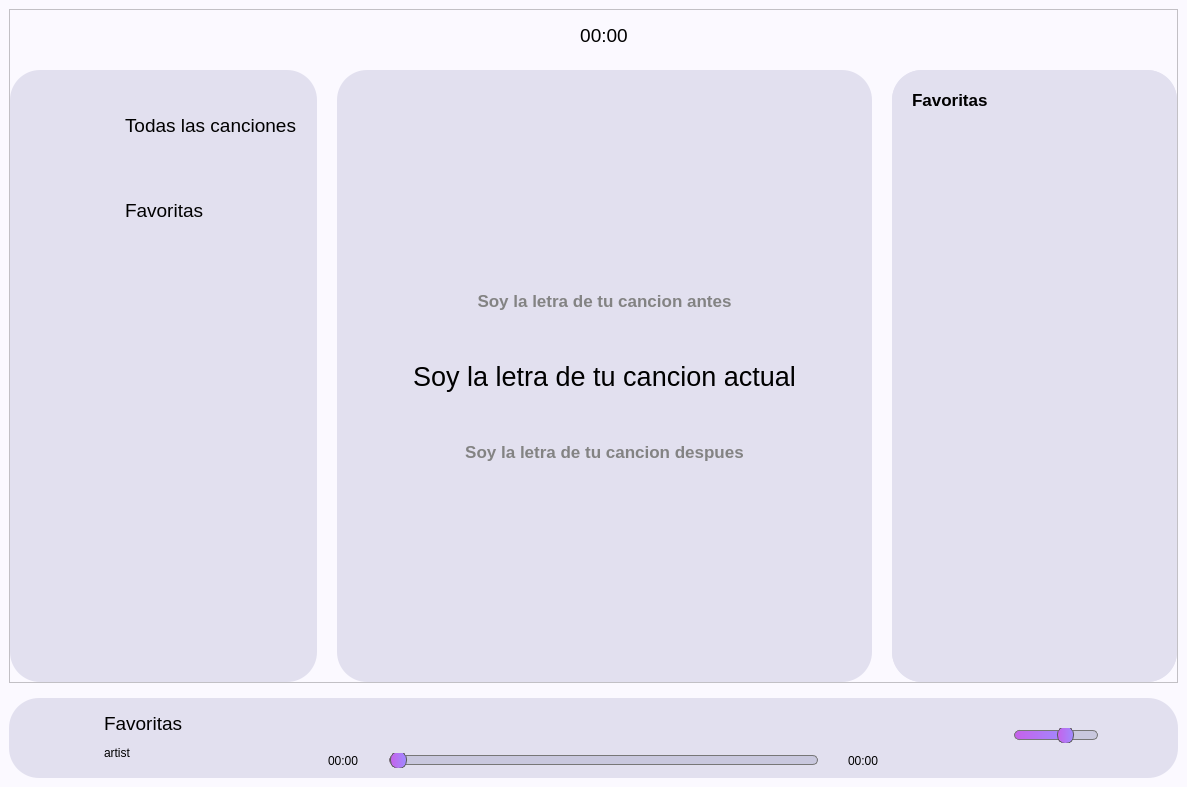
AndHak/Universidad-Semestre3, file python/programacion 3/Proyecto 2/reproductor_de_musica_ui.ui: the form before one commit.
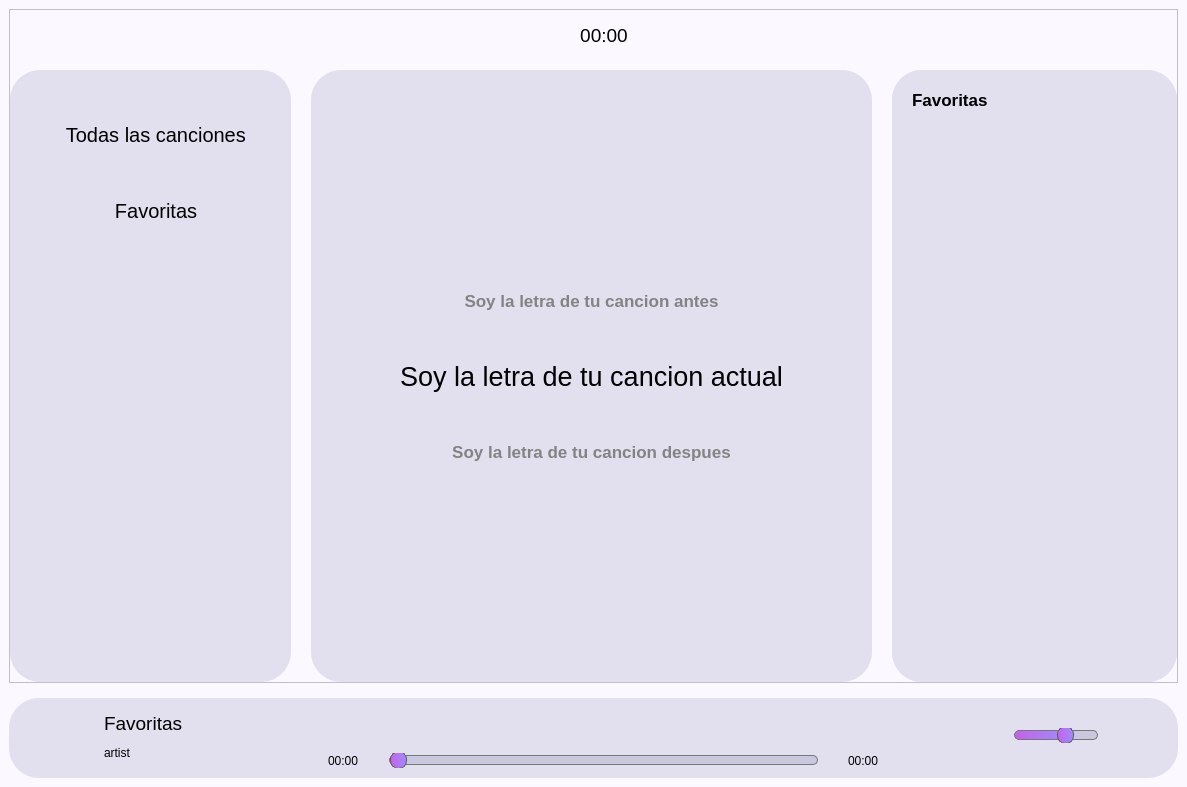
The form after the commit. The open tabs and pages were chosen to show the change. Icons and pictures are not drawn.

Diff of the .ui file:
```diff
--- a/python/programacion 3/Proyecto 2/reproductor_de_musica_ui.ui
+++ b/python/programacion 3/Proyecto 2/reproductor_de_musica_ui.ui
@@ -1483,10 +1483,24 @@
       </widget>
       <widget class="QWidget" name="principal_page">
        <property name="styleSheet">
-        <string notr="true">QPushButton {
+        <string notr="true">/* Estilo base */
+QPushButton {
 	border: none;
 	background: transparent;
-}</string>
+}
+
+/* Estilo hover */
+QPushButton:hover {
+	background-color: rgba(255, 255, 255, 0.5);
+	border-radius: 5px; /* Border radius */
+}
+
+/* Estilo seleccionado */
+QPushButton:selected {
+	background-color: rgba(255, 255, 255, 0.8); /* Cambia la transparencia */
+	border-radius: 5px; /* Border radius */
+}
+</string>
        </property>
        <layout class="QGridLayout" name="gridLayout_18">
         <property name="verticalSpacing">
@@ -1649,36 +1663,50 @@
               <string notr="true">QWidget {
 background-color: rgb(226, 224, 239);
 border-radius: 30px;
-}</string>
+}
+/* Estilo base */
+QPushButton {
+	font-size: 20px;
+	border: none;
+	background: transparent;
+}
+
+/* Estilo hover */
+QPushButton:hover {
+	background-color: rgba(255, 255, 255, 0.4); /* Cambia la transparencia */
+	border-radius: 5px; /* Border radius */
+}
+
+/* Estilo seleccionado */
+QPushButton:selected {
+	background-color: rgba(255, 255, 255, 0.6); /* Cambia la transparencia */
+	border-radius: 5px; /* Border radius */
+}
+</string>
              </property>
              <layout class="QGridLayout" name="gridLayout_13">
               <property name="leftMargin">
                <number>30</number>
               </property>
               <property name="topMargin">
-               <number>20</number>
+               <number>30</number>
               </property>
               <property name="rightMargin">
-               <number>20</number>
+               <number>30</number>
               </property>
               <property name="bottomMargin">
-               <number>20</number>
-              </property>
-              <property name="verticalSpacing">
-               <number>15</number>
+               <number>30</number>
               </property>
               <item row="0" column="0">
                <layout class="QVBoxLayout" name="verticalLayout_3">
-                <property name="spacing">
-                 <number>15</number>
-                </property>
-                <item>
-                 <layout class="QHBoxLayout" name="horizontalLayout">
-                  <property name="spacing">
-                   <number>15</number>
-                  </property>
                   <item>
                    <widget class="QPushButton" name="all_songs_button">
+                  <property name="sizePolicy">
+                   <sizepolicy hsizetype="Expanding" vsizetype="Fixed">
+                    <horstretch>0</horstretch>
+                    <verstretch>0</verstretch>
+                   </sizepolicy>
+                  </property>
                     <property name="minimumSize">
                      <size>
                       <width>70</width>
@@ -1687,7 +1715,7 @@
                     </property>
                     <property name="maximumSize">
                      <size>
-                      <width>70</width>
+                    <width>16777215</width>
                       <height>70</height>
                      </size>
                     </property>
@@ -1695,7 +1723,7 @@
                      <cursorShape>PointingHandCursor</cursorShape>
                     </property>
                     <property name="text">
-                     <string/>
+                   <string>  Todas las canciones</string>
                     </property>
                     <property name="icon">
                      <iconset resource="recurses.qrc">
@@ -1710,32 +1738,19 @@
                     <property name="checkable">
                      <bool>true</bool>
                     </property>
-                   </widget>
-                  </item>
-                  <item>
-                   <widget class="QLabel" name="label_20">
-                    <property name="font">
-                     <font>
-                      <pointsize>14</pointsize>
-                     </font>
-                    </property>
-                    <property name="text">
-                     <string>Todas las canciones</string>
-                    </property>
-                    <property name="wordWrap">
+                  <property name="autoExclusive">
                      <bool>true</bool>
                     </property>
                    </widget>
                   </item>
-                 </layout>
-                </item>
-                <item>
-                 <layout class="QHBoxLayout" name="horizontalLayout_2">
-                  <property name="spacing">
-                   <number>15</number>
-                  </property>
                   <item>
                    <widget class="QPushButton" name="favorite_songs_button">
+                  <property name="sizePolicy">
+                   <sizepolicy hsizetype="Expanding" vsizetype="Fixed">
+                    <horstretch>0</horstretch>
+                    <verstretch>0</verstretch>
+                   </sizepolicy>
+                  </property>
                     <property name="minimumSize">
                      <size>
                       <width>70</width>
@@ -1744,7 +1759,7 @@
                     </property>
                     <property name="maximumSize">
                      <size>
-                      <width>70</width>
+                    <width>16777215</width>
                       <height>70</height>
                      </size>
                     </property>
@@ -1752,7 +1767,7 @@
                      <cursorShape>PointingHandCursor</cursorShape>
                     </property>
                     <property name="text">
-                     <string/>
+                   <string>  Favoritas</string>
                     </property>
                     <property name="icon">
                      <iconset resource="recurses.qrc">
@@ -1767,24 +1782,10 @@
                     <property name="checkable">
                      <bool>true</bool>
                     </property>
-                   </widget>
-                  </item>
-                  <item>
-                   <widget class="QLabel" name="label_22">
-                    <property name="font">
-                     <font>
-                      <pointsize>14</pointsize>
-                     </font>
-                    </property>
-                    <property name="text">
-                     <string>Favoritas</string>
-                    </property>
-                    <property name="wordWrap">
+                  <property name="autoExclusive">
                      <bool>true</bool>
                     </property>
                    </widget>
-                  </item>
-                 </layout>
                 </item>
                 <item>
                  <spacer name="verticalSpacer_11">
@@ -1794,7 +1795,7 @@
                   <property name="sizeHint" stdset="0">
                    <size>
                     <width>20</width>
-                    <height>40</height>
+                    <height>372</height>
                    </size>
                   </property>
                  </spacer>
```
Left out of the diff: 12 changed lines with no effect on the pictures. Lines whose indentation alone changed are shown as unchanged.
